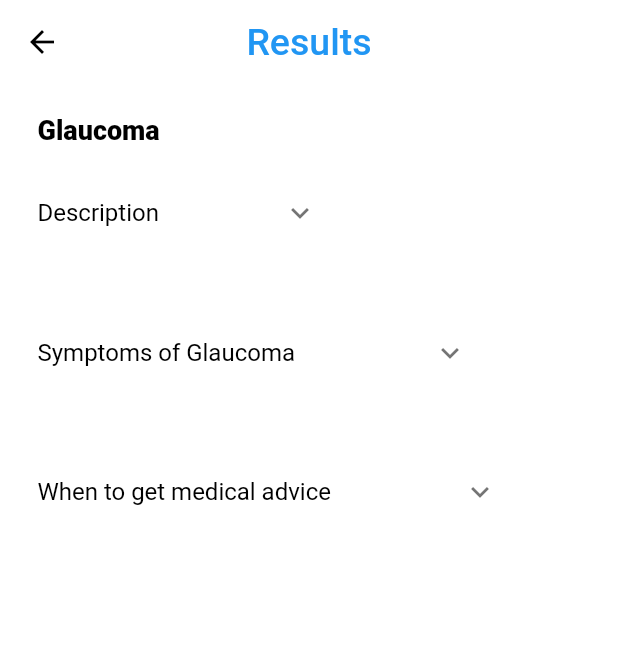
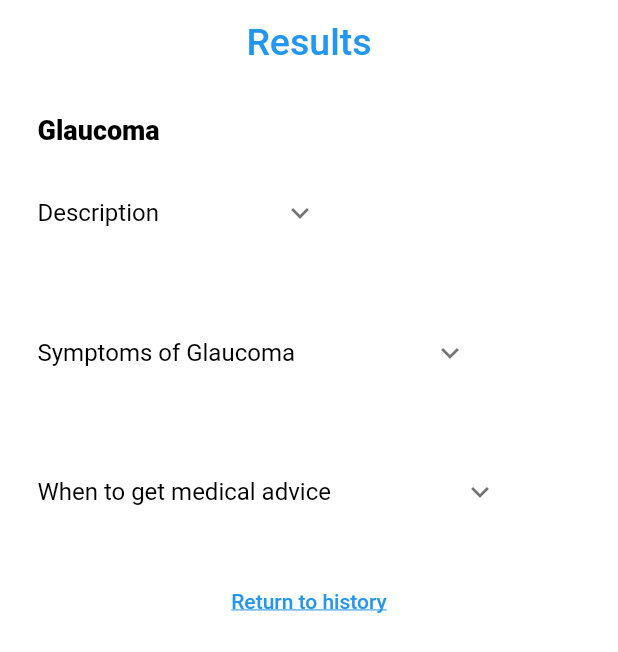
Before and after one commit to tahamoh33/gp_flutter-master, a Flutter app: the Results screen opened directly, on a phone screen of 412 x 824 dp. Shown: the top 652 px of the screen. Run offline on Flutter 3.47's test engine with Material 2 defaults, Android fonts, the phone set to English and light mode, and no system bars; our stand-ins replace auto_size_text, cloud_firestore, firebase_auth, firebase_core, firebase_storage, flutter_image_compress and 6 more; missing offline and left inert: tflite; accounts and stored records are empty; Roboto replaces fonts that are missing (Montserrat).

Commit message:
Updated App Bar

```diff
--- a/lib/Screens/NavigationScreens/History.dart
+++ b/lib/Screens/NavigationScreens/History.dart
@@ -72,10 +72,10 @@ class _HistoryState extends State<History> {
     return Scaffold(
       appBar: AppBar(
         centerTitle: true,
-        leading:IconButton(
-          onPressed:(){ Navigator.push(context, MaterialPageRoute(builder: (context)=>DetectionScreen()));},
-          icon: Icon(Icons.arrow_back_sharp),
-        ),
+        // leading:IconButton(
+        //   onPressed:(){ Navigator.push(context, MaterialPageRoute(builder: (context)=>DetectionScreen()));},
+        //   icon: Icon(Icons.arrow_back_sharp),
+        // ),
         title: Text("History",
           style: TextStyle(
               fontSize: 25,
--- a/lib/Screens/Results.dart
+++ b/lib/Screens/Results.dart
@@ -1,21 +1,30 @@
 import 'package:flutter/material.dart';
+import 'package:provider/provider.dart';
 import 'package:trial1/Screens/NavigationScreens/History.dart';
+import 'package:trial1/Screens/NavigationScreens/Home.dart';
 
 import 'Models/ResultModel.dart';
+import 'State Management/selected_page_provider.dart';
 
-class Results extends StatelessWidget {
+class Results extends StatefulWidget {
   final ResultModel resultModel;
-  Results(this.resultModel); // bool _isShow = false;
-  // late final bool _customIcon = false;
+  Results(this.resultModel);
+  @override
+  State<Results> createState() => _ResultsState();
+}
+
+class _ResultsState extends State<Results> {
+ // bool _isShow = false;
   @override
   Widget build(BuildContext context) {
+    final selectedPageProvider = Provider.of<SelectedPageProvider>(context);
     return Scaffold(
       appBar: AppBar(
         centerTitle: true,
-        leading:IconButton(
-          onPressed:(){ Navigator.push(context, MaterialPageRoute(builder: (context)=>History()));},
-          icon: Icon(Icons.arrow_back_sharp),
-        ),
+        // leading:IconButton(
+        //   onPressed:(){ Navigator.push(context, MaterialPageRoute(builder: (context)=>History()));},
+        //   icon: Icon(Icons.arrow_back_sharp),
+        // ),
         backgroundColor: Colors.transparent,
         automaticallyImplyLeading: false,
         elevation: 0.0,
@@ -40,7 +49,7 @@ class Results extends StatelessWidget {
               height: 22,
               margin: EdgeInsets.fromLTRB(25, 20, 15, 0),
               child: Text(
-                resultModel.disease,
+                widget.resultModel.disease,
                 style: TextStyle(
                     fontFamily: 'Montserrat',
                     fontSize: 18.0,
@@ -75,7 +84,7 @@ class Results extends StatelessWidget {
                   height: 168,
                   child: ListTile(
                     title: Text(
-                      resultModel.description,
+                      widget.resultModel.description,
                       style: TextStyle(
                         color: Colors.black,
                         fontFamily: 'Montserrat',
@@ -97,7 +106,7 @@ class Results extends StatelessWidget {
               expandedCrossAxisAlignment: CrossAxisAlignment.start,
               //controlAffinity: ListTileControlAffinity.leading,
               iconColor: Colors.black38,
-              title: Text('Symptoms of ${resultModel.disease}',
+              title: Text('Symptoms of ${widget.resultModel.disease}',
                   style: TextStyle(
                     color: Colors.black,
                     fontFamily: 'Montserrat',
@@ -110,7 +119,7 @@ class Results extends StatelessWidget {
                   height: 168,
                   child: ListTile(
                     title: Text(
-                      resultModel.symptom,
+                      widget.resultModel.symptom,
                       style: TextStyle(
                         color: Colors.black,
                         fontFamily: 'Montserrat',
@@ -145,7 +154,7 @@ class Results extends StatelessWidget {
                   height: 168,
                   child: ListTile(
                     title: Text(
-                      resultModel.medicalAdvice,
+                      widget.resultModel.medicalAdvice,
                       style: TextStyle(
                         color: Colors.black,
                         fontFamily: 'Montserrat',
@@ -157,6 +166,18 @@ class Results extends StatelessWidget {
                 ),
               ],
             ),
+            SizedBox(
+              height: 20,
+            ),
+            Center(
+              child: TextButton(onPressed:(){
+                Navigator.pop(context);},
+                  child: Text("Return to history",
+                  style: TextStyle(
+                    decoration: TextDecoration.underline
+                  ),)),
+            )
+
           ],
         ),
       ),
```
Also changed, not shown: lib/Screens/NavigationScreens/Home.dart (+3 -50 lines).
